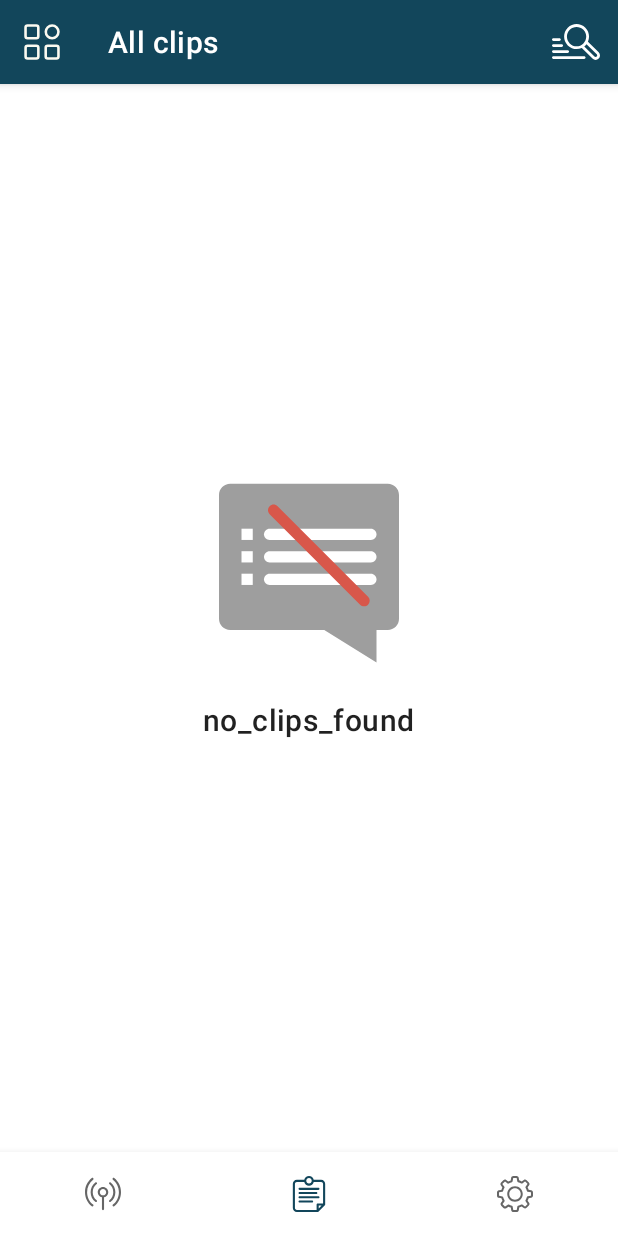
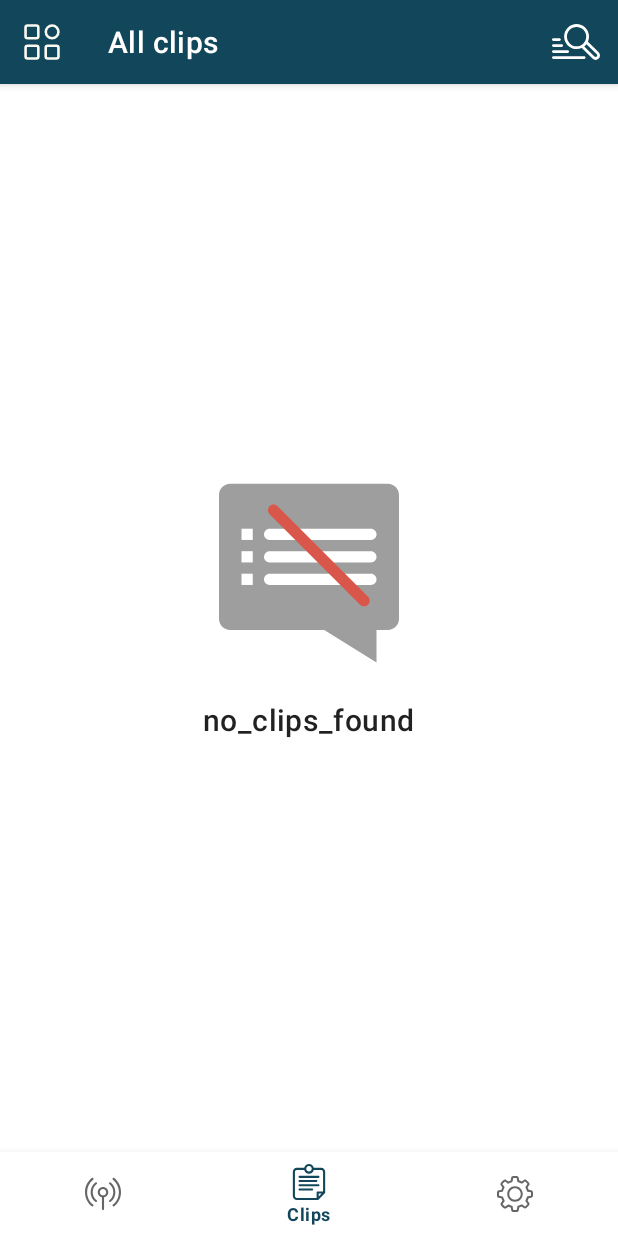
Before and after one commit to stargeraaas/clipoid, an Android app: the screen it shows after launch (MainActivity), on a phone screen of 412 x 824 dp. Run offline under Robolectric (Android 15) with nearby library versions, the phone set to English and light mode, and no system bars; our stand-ins replace Firebase (no records; nobody signed in at launch, a user with empty details on screens opened directly), Room's generated code, navigation-ui; 1 statement that could not run was skipped.

Commit message:
Fix: selected label for bottom navigation view

```diff
--- a/app/src/main/res/layout/activity_main.xml
+++ b/app/src/main/res/layout/activity_main.xml
@@ -43,7 +43,7 @@
                 android:layout_width="match_parent"
                 android:layout_height="wrap_content"
                 app:menu="@menu/menu_bottom"
-                app:labelVisibilityMode="unlabeled" />
+                app:labelVisibilityMode="selected" />
         </LinearLayout>
 
         <!-- navigation drawer, который появляется слева -->
```
